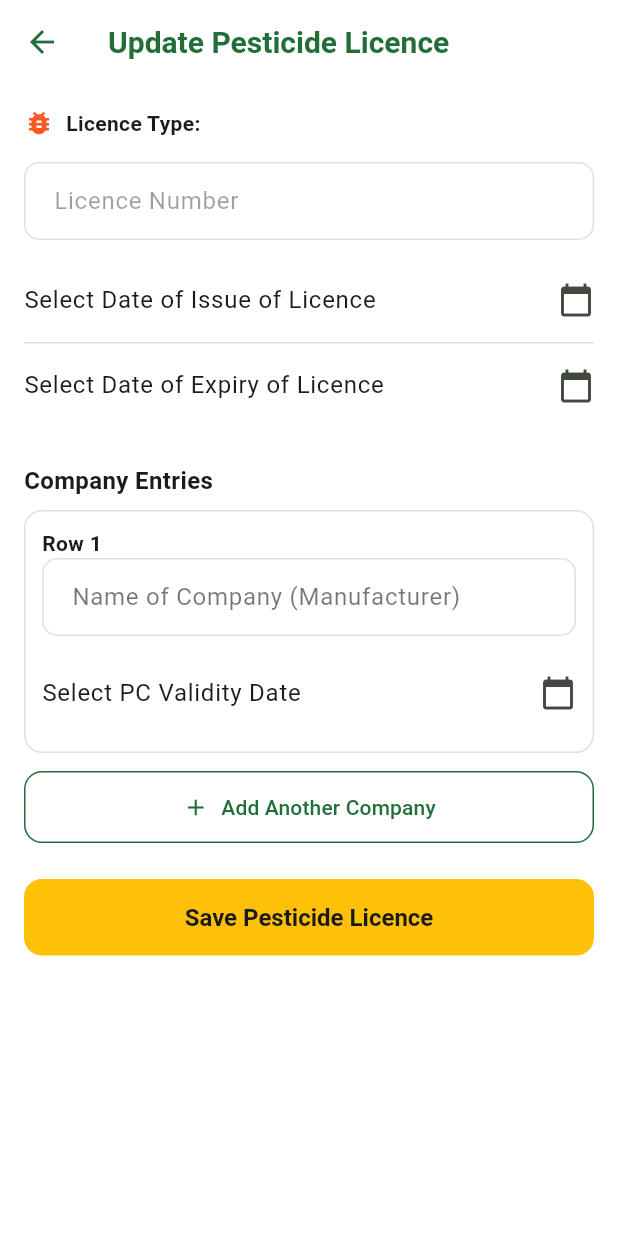
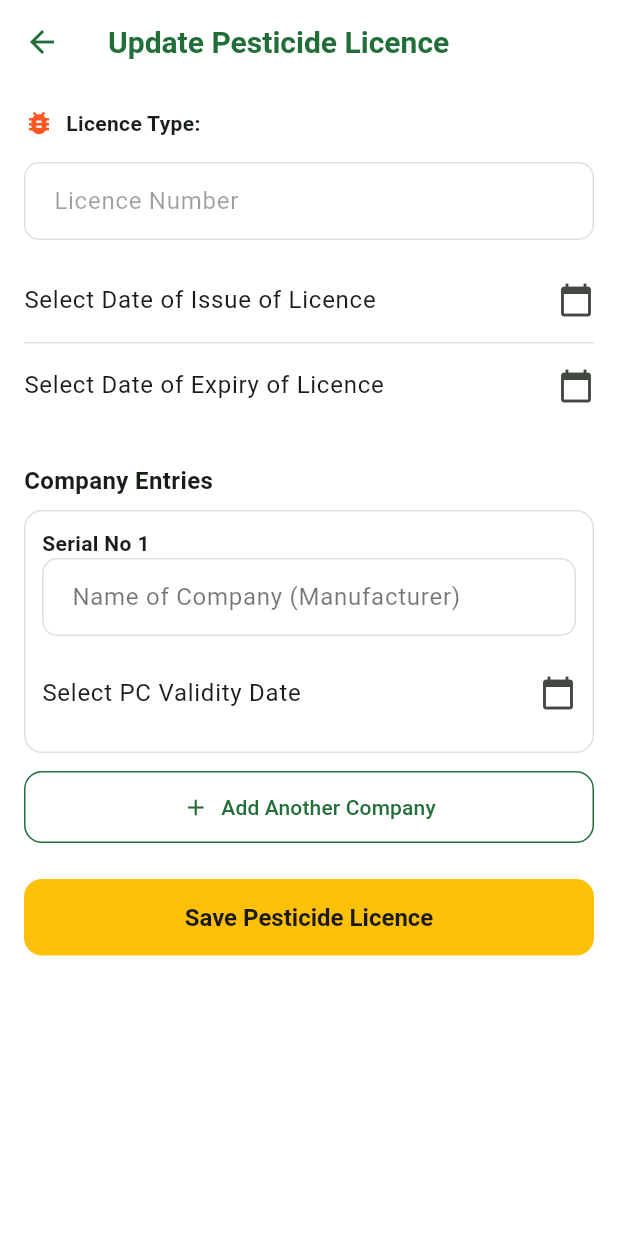
Before and after one commit to kinagi09/agro-dealers-mitra, a Flutter app: the UpdatePesticideLicenceScreen screen opened directly with empty values, on a phone screen of 412 x 824 dp. Run offline on Flutter 3.47's test engine with Material 3 defaults, Android fonts, the phone set to English and light mode, and no system bars; our stand-ins replace flutter_secure_storage; accounts and stored records are empty; network calls fail.

Commit message:
Rename entry row labels from 'Row N' to 'Serial No N'
Applies to both the on-screen row headers and the corresponding
validation error messages in the fertilizer and pesticide update
forms.

Co-Authored-By: Claude Sonnet 5 <noreply@anthropic.com>

```diff
--- a/mobile/license_tracker_app/lib/screens/update_fertilizer_licence_screen.dart
+++ b/mobile/license_tracker_app/lib/screens/update_fertilizer_licence_screen.dart
@@ -289,7 +289,7 @@ class _UpdateFertilizerLicenceScreenState
       if (entry.companyNameController.text.trim().isEmpty) {
         setState(() {
           _errorMessage =
-              'Row ${i + 1}: Source Company Name is not filled, please do fill it.';
+              'Serial No ${i + 1}: Source Company Name is not filled, please do fill it.';
           _errorRowIndex = i;
           _errorFieldName = 'companyName';
         });
@@ -298,7 +298,7 @@ class _UpdateFertilizerLicenceScreenState
       if (entry.fertilizerTypeIds.isEmpty) {
         setState(() {
           _errorMessage =
-              'Row ${i + 1}: At least one Type of Fertilizer must be selected.';
+              'Serial No ${i + 1}: At least one Type of Fertilizer must be selected.';
           _errorRowIndex = i;
           _errorFieldName = 'fertilizerType';
         });
@@ -307,7 +307,7 @@ class _UpdateFertilizerLicenceScreenState
       if (entry.validUpto == null) {
         setState(() {
           _errorMessage =
-              'Row ${i + 1}: Valid Upto date is not filled, please do fill it.';
+              'Serial No ${i + 1}: Valid Upto date is not filled, please do fill it.';
           _errorRowIndex = i;
           _errorFieldName = 'validUpto';
         });
@@ -453,7 +453,7 @@ class _UpdateFertilizerLicenceScreenState
                             Row(
                               children: [
                                 Text(
-                                  'Row ${index + 1}',
+                                  'Serial No ${index + 1}',
                                   style: const TextStyle(
                                     fontWeight: FontWeight.bold,
                                   ),
--- a/mobile/license_tracker_app/lib/screens/update_pesticide_licence_screen.dart
+++ b/mobile/license_tracker_app/lib/screens/update_pesticide_licence_screen.dart
@@ -221,7 +221,7 @@ class _UpdatePesticideLicenceScreenState
       if (entry.companyNameController.text.trim().isEmpty) {
         setState(() {
           _errorMessage =
-              'Row ${i + 1}: Name of Company is not filled, please do fill it.';
+              'Serial No ${i + 1}: Name of Company is not filled, please do fill it.';
           _errorRowIndex = i;
           _errorFieldName = 'companyName';
         });
@@ -230,7 +230,7 @@ class _UpdatePesticideLicenceScreenState
       if (entry.validUpto == null) {
         setState(() {
           _errorMessage =
-              'Row ${i + 1}: PC Validity Date is not filled, please do fill it.';
+              'Serial No ${i + 1}: PC Validity Date is not filled, please do fill it.';
           _errorRowIndex = i;
           _errorFieldName = 'validUpto';
         });
@@ -376,7 +376,7 @@ class _UpdatePesticideLicenceScreenState
                             Row(
                               children: [
                                 Text(
-                                  'Row ${index + 1}',
+                                  'Serial No ${index + 1}',
                                   style: const TextStyle(
                                     fontWeight: FontWeight.bold,
                                   ),
```
